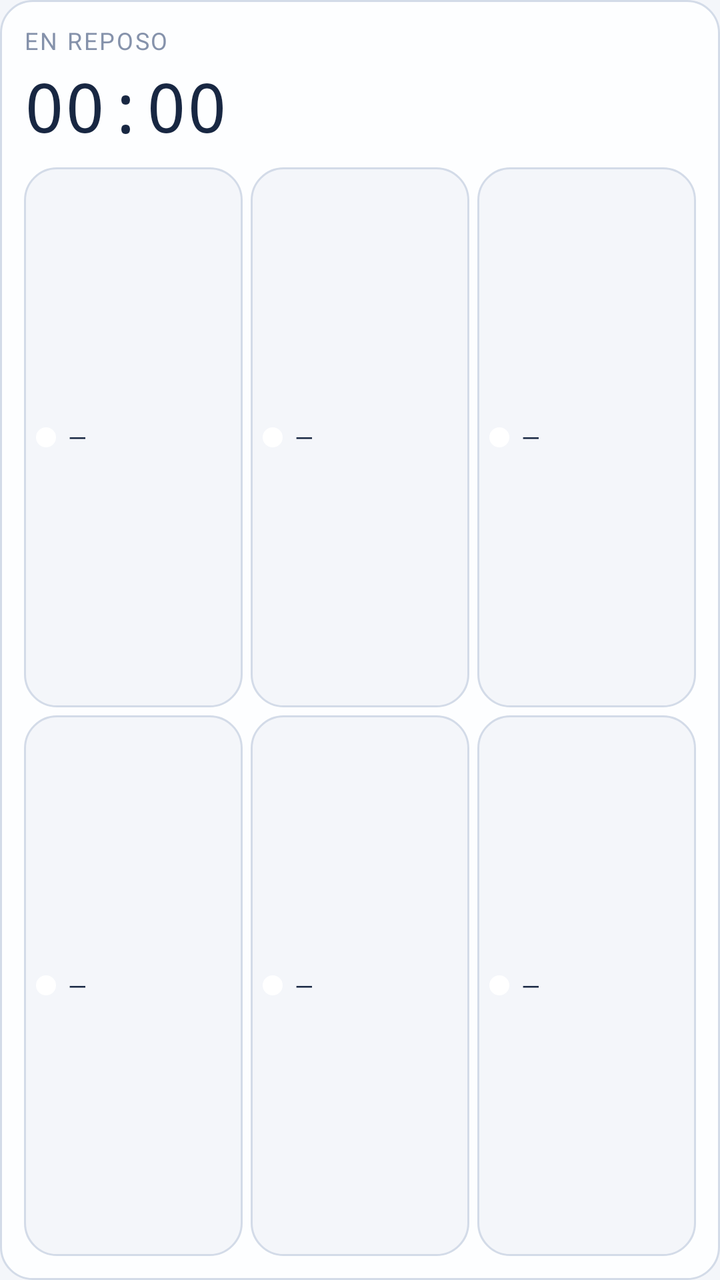
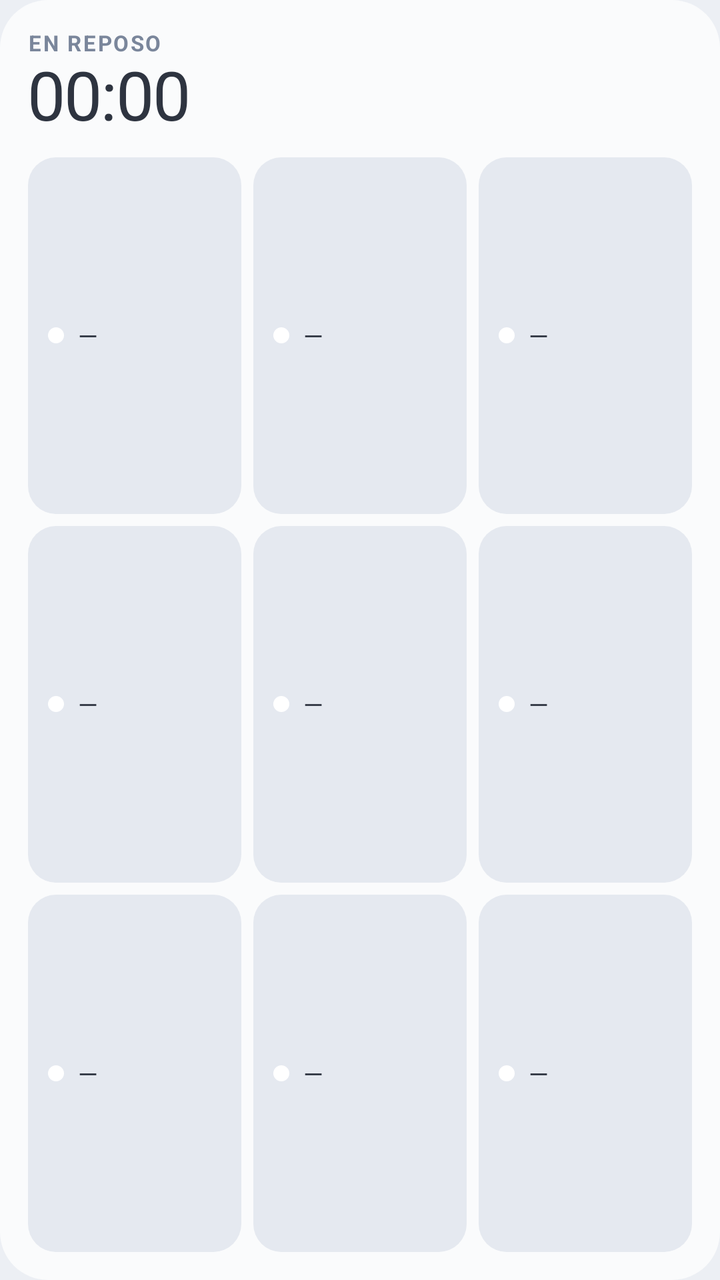

Screens rendered from an Android XML layout before and after an edit, with the pre-edit source and the edit as a unified diff.
<!-- AndroidManifest.xml: application theme Theme.Bitacora -->
<!-- res/layout/widget.xml -->
<?xml version="1.0" encoding="utf-8"?>
<LinearLayout xmlns:android="http://schemas.android.com/apk/res/android"
    android:id="@+id/w_root"
    android:layout_width="match_parent"
    android:layout_height="match_parent"
    android:orientation="vertical"
    android:background="@drawable/widget_bg"
    android:padding="12dp">

    <TextView
        android:id="@+id/w_status"
        android:layout_width="match_parent"
        android:layout_height="wrap_content"
        android:text="En reposo"
        android:textColor="@color/muted"
        android:textSize="12sp"
        android:letterSpacing="0.08"
        android:textAllCaps="true" />

    <LinearLayout
        android:layout_width="match_parent"
        android:layout_height="wrap_content"
        android:orientation="horizontal"
        android:gravity="center_vertical"
        android:layout_marginTop="2dp">

        <Chronometer
            android:id="@+id/w_chrono"
            android:layout_width="0dp"
            android:layout_height="wrap_content"
            android:layout_weight="1"
            android:text="00:00"
            android:textColor="@color/ink"
            android:textSize="34sp"
            android:fontFamily="monospace" />

        <TextView
            android:id="@+id/w_pause"
            android:layout_width="wrap_content"
            android:layout_height="wrap_content"
            android:text="Pausar"
            android:textColor="@color/ink"
            android:textSize="14sp"
            android:textStyle="bold"
            android:background="@drawable/chip"
            android:paddingLeft="14dp"
            android:paddingRight="14dp"
            android:paddingTop="9dp"
            android:paddingBottom="9dp"
            android:layout_marginEnd="6dp"
            android:visibility="gone" />

        <TextView
            android:id="@+id/w_stop"
            android:layout_width="wrap_content"
            android:layout_height="wrap_content"
            android:text="Parar"
            android:textColor="@color/live"
            android:textSize="14sp"
            android:textStyle="bold"
            android:background="@drawable/chip"
            android:paddingLeft="14dp"
            android:paddingRight="14dp"
            android:paddingTop="9dp"
            android:paddingBottom="9dp"
            android:visibility="gone" />
    </LinearLayout>

    

    <LinearLayout
        android:baselineAligned="false"
        android:id="@+id/w_row1"
        android:layout_width="match_parent"
        android:layout_height="0dp"
        android:layout_weight="1"
        android:orientation="horizontal"
        android:layout_marginTop="8dp">

        <LinearLayout
            android:id="@+id/w_slot0"
            android:layout_width="0dp"
            android:layout_height="match_parent"
            android:layout_weight="1"
            android:layout_marginEnd="4dp"
            android:orientation="horizontal"
            android:gravity="center_vertical"
            android:background="@drawable/chip"
            android:padding="6dp">
            <ImageView android:id="@+id/w_icon0" android:layout_width="10dp" android:layout_height="10dp"
                android:layout_marginEnd="6dp" android:src="@drawable/dot" />
            <TextView android:id="@+id/w_name0" android:layout_width="0dp" android:layout_height="wrap_content"
                android:layout_weight="1" android:textColor="@color/ink" android:textSize="12sp"
                android:maxLines="2" android:ellipsize="end" android:text="—" />
        </LinearLayout>

        <LinearLayout
            android:id="@+id/w_slot1"
            android:layout_width="0dp"
            android:layout_height="match_parent"
            android:layout_weight="1"
            android:layout_marginEnd="4dp"
            android:orientation="horizontal"
            android:gravity="center_vertical"
            android:background="@drawable/chip"
            android:padding="6dp">
            <ImageView android:id="@+id/w_icon1" android:layout_width="10dp" android:layout_height="10dp"
                android:layout_marginEnd="6dp" android:src="@drawable/dot" />
            <TextView android:id="@+id/w_name1" android:layout_width="0dp" android:layout_height="wrap_content"
                android:layout_weight="1" android:textColor="@color/ink" android:textSize="12sp"
                android:maxLines="2" android:ellipsize="end" android:text="—" />
        </LinearLayout>

        <LinearLayout
            android:id="@+id/w_slot2"
            android:layout_width="0dp"
            android:layout_height="match_parent"
            android:layout_weight="1"
            android:orientation="horizontal"
            android:gravity="center_vertical"
            android:background="@drawable/chip"
            android:padding="6dp">
            <ImageView android:id="@+id/w_icon2" android:layout_width="10dp" android:layout_height="10dp"
                android:layout_marginEnd="6dp" android:src="@drawable/dot" />
            <TextView android:id="@+id/w_name2" android:layout_width="0dp" android:layout_height="wrap_content"
                android:layout_weight="1" android:textColor="@color/ink" android:textSize="12sp"
                android:maxLines="2" android:ellipsize="end" android:text="—" />
        </LinearLayout>
    </LinearLayout>

    <LinearLayout
        android:baselineAligned="false"
        android:id="@+id/w_row2"
        android:layout_width="match_parent"
        android:layout_height="0dp"
        android:layout_weight="1"
        android:orientation="horizontal"
        android:layout_marginTop="4dp">

        <LinearLayout
            android:id="@+id/w_slot3"
            android:layout_width="0dp"
            android:layout_height="match_parent"
            android:layout_weight="1"
            android:layout_marginEnd="4dp"
            android:orientation="horizontal"
            android:gravity="center_vertical"
            android:background="@drawable/chip"
            android:padding="6dp">
            <ImageView android:id="@+id/w_icon3" android:layout_width="10dp" android:layout_height="10dp"
                android:layout_marginEnd="6dp" android:src="@drawable/dot" />
            <TextView android:id="@+id/w_name3" android:layout_width="0dp" android:layout_height="wrap_content"
                android:layout_weight="1" android:textColor="@color/ink" android:textSize="12sp"
                android:maxLines="2" android:ellipsize="end" android:text="—" />
        </LinearLayout>

        <LinearLayout
            android:id="@+id/w_slot4"
            android:layout_width="0dp"
            android:layout_height="match_parent"
            android:layout_weight="1"
            android:layout_marginEnd="4dp"
            android:orientation="horizontal"
            android:gravity="center_vertical"
            android:background="@drawable/chip"
            android:padding="6dp">
            <ImageView android:id="@+id/w_icon4" android:layout_width="10dp" android:layout_height="10dp"
                android:layout_marginEnd="6dp" android:src="@drawable/dot" />
            <TextView android:id="@+id/w_name4" android:layout_width="0dp" android:layout_height="wrap_content"
                android:layout_weight="1" android:textColor="@color/ink" android:textSize="12sp"
                android:maxLines="2" android:ellipsize="end" android:text="—" />
        </LinearLayout>

        <LinearLayout
            android:id="@+id/w_slot5"
            android:layout_width="0dp"
            android:layout_height="match_parent"
            android:layout_weight="1"
            android:orientation="horizontal"
            android:gravity="center_vertical"
            android:background="@drawable/chip"
            android:padding="6dp">
            <ImageView android:id="@+id/w_icon5" android:layout_width="10dp" android:layout_height="10dp"
                android:layout_marginEnd="6dp" android:src="@drawable/dot" />
            <TextView android:id="@+id/w_name5" android:layout_width="0dp" android:layout_height="wrap_content"
                android:layout_weight="1" android:textColor="@color/ink" android:textSize="12sp"
                android:maxLines="2" android:ellipsize="end" android:text="—" />
        </LinearLayout>
    </LinearLayout>

    <LinearLayout
        android:baselineAligned="false"
        android:id="@+id/w_row3"
        android:layout_width="match_parent"
        android:layout_height="0dp"
        android:layout_weight="1"
        android:orientation="horizontal"
        android:layout_marginTop="4dp"
        android:visibility="gone">

        <LinearLayout
            android:id="@+id/w_slot6"
            android:layout_width="0dp"
            android:layout_height="match_parent"
            android:layout_weight="1"
            android:layout_marginEnd="4dp"
            android:orientation="horizontal"
            android:gravity="center_vertical"
            android:background="@drawable/chip"
            android:padding="6dp">
            <ImageView android:id="@+id/w_icon6" android:layout_width="10dp" android:layout_height="10dp"
                android:layout_marginEnd="6dp" android:src="@drawable/dot" />
            <TextView android:id="@+id/w_name6" android:layout_width="0dp" android:layout_height="wrap_content"
                android:layout_weight="1" android:textColor="@color/ink" android:textSize="12sp"
                android:maxLines="2" android:ellipsize="end" android:text="—" />
        </LinearLayout>

        <LinearLayout
            android:id="@+id/w_slot7"
            android:layout_width="0dp"
            android:layout_height="match_parent"
            android:layout_weight="1"
            android:layout_marginEnd="4dp"
            android:orientation="horizontal"
            android:gravity="center_vertical"
            android:background="@drawable/chip"
            android:padding="6dp">
            <ImageView android:id="@+id/w_icon7" android:layout_width="10dp" android:layout_height="10dp"
                android:layout_marginEnd="6dp" android:src="@drawable/dot" />
            <TextView android:id="@+id/w_name7" android:layout_width="0dp" android:layout_height="wrap_content"
                android:layout_weight="1" android:textColor="@color/ink" android:textSize="12sp"
                android:maxLines="2" android:ellipsize="end" android:text="—" />
        </LinearLayout>

        <LinearLayout
            android:id="@+id/w_slot8"
            android:layout_width="0dp"
            android:layout_height="match_parent"
            android:layout_weight="1"
            android:orientation="horizontal"
            android:gravity="center_vertical"
            android:background="@drawable/chip"
            android:padding="6dp">
            <ImageView android:id="@+id/w_icon8" android:layout_width="10dp" android:layout_height="10dp"
                android:layout_marginEnd="6dp" android:src="@drawable/dot" />
            <TextView android:id="@+id/w_name8" android:layout_width="0dp" android:layout_height="wrap_content"
                android:layout_weight="1" android:textColor="@color/ink" android:textSize="12sp"
                android:maxLines="2" android:ellipsize="end" android:text="—" />
        </LinearLayout>
    </LinearLayout>

    <TextView
        android:id="@+id/w_more"
        android:layout_width="match_parent"
        android:layout_height="wrap_content"
        android:layout_marginTop="6dp"
        android:gravity="center"
        android:text=""
        android:textColor="@color/muted"
        android:textSize="10sp"
        android:visibility="gone" />
</LinearLayout>
<!-- resources referenced by this layout -->
<resources>
  <color name="ink">#FF182742</color>
  <color name="live">#FF1C74C9</color>
  <color name="muted">#FF8592AB</color>
  <!-- drawable chip (drawable) -->
  <?xml version="1.0" encoding="utf-8"?>
  <shape xmlns:android="http://schemas.android.com/apk/res/android"
      android:shape="rectangle">
      <solid android:color="@color/paper" />
      <corners android:radius="16dp" />
      <stroke android:width="1dp" android:color="@color/line" />
  </shape>
  <!-- drawable dot (drawable) -->
  <?xml version="1.0" encoding="utf-8"?>
  <shape xmlns:android="http://schemas.android.com/apk/res/android"
      android:shape="oval">
      <solid android:color="#FFFFFF" />
  </shape>
  <!-- drawable widget_bg (drawable) -->
  <?xml version="1.0" encoding="utf-8"?>
  <shape xmlns:android="http://schemas.android.com/apk/res/android"
      android:shape="rectangle">
      <solid android:color="@color/card" />
      <corners android:radius="16dp" />
      <stroke android:width="1dp" android:color="@color/line" />
  </shape>
  <style name="Theme.Bitacora" parent="Theme.AppCompat.Light.NoActionBar">
          <item name="android:windowBackground">@color/paper</item>
          <item name="colorPrimary">@color/indigo</item>
          <item name="colorAccent">@color/indigo</item>
      </style>
  <color name="paper">#FFF4F6FA</color>
  <color name="line">#FFD3DBE8</color>
  <color name="card">#FFFDFEFF</color>
  <color name="indigo">#FF2F4B8F</color>
</resources>

<!-- the commit's change to res/layout/widget.xml (unified diff, before → after) -->
@@ -5,64 +5,72 @@
     android:layout_height="match_parent"
     android:orientation="vertical"
     android:background="@drawable/widget_bg"
-    android:padding="12dp">
-
-    <TextView
-        android:id="@+id/w_status"
+    android:padding="14dp">
+
+    <LinearLayout
         android:layout_width="match_parent"
         android:layout_height="wrap_content"
-        android:text="En reposo"
-        android:textColor="@color/muted"
-        android:textSize="12sp"
-        android:letterSpacing="0.08"
-        android:textAllCaps="true" />
-
-    <LinearLayout
-        android:layout_width="match_parent"
-        android:layout_height="wrap_content"
-        android:orientation="horizontal"
-        android:gravity="center_vertical"
-        android:layout_marginTop="2dp">
-
-        <Chronometer
-            android:id="@+id/w_chrono"
+        android:orientation="horizontal"
+        android:gravity="center_vertical">
+
+        <LinearLayout
             android:layout_width="0dp"
             android:layout_height="wrap_content"
             android:layout_weight="1"
-            android:text="00:00"
-            android:textColor="@color/ink"
-            android:textSize="34sp"
-            android:fontFamily="monospace" />
+            android:orientation="vertical">
+
+            <TextView
+                android:id="@+id/w_status"
+                android:layout_width="match_parent"
+                android:layout_height="wrap_content"
+                android:text="En reposo"
+                android:textColor="@color/muted"
+                android:textSize="11sp"
+                android:textStyle="bold"
+                android:letterSpacing="0.08"
+                android:textAllCaps="true"
+                android:maxLines="1"
+                android:ellipsize="end" />
+
+            <Chronometer
+                android:id="@+id/w_chrono"
+                android:layout_width="wrap_content"
+                android:layout_height="wrap_content"
+                android:text="00:00"
+                android:textColor="@color/ink"
+                android:textSize="34sp"
+                android:fontFeatureSettings="tnum"
+                android:letterSpacing="-0.02"
+                android:includeFontPadding="false" />
+        </LinearLayout>
 
         <TextView
             android:id="@+id/w_pause"
             android:layout_width="wrap_content"
-            android:layout_height="wrap_content"
+            android:layout_height="40dp"
+            android:gravity="center"
             android:text="Pausar"
+            android:textColor="@color/onAccent"
+            android:textSize="14sp"
+            android:textStyle="bold"
+            android:background="@drawable/w_btn_primary"
+            android:paddingLeft="16dp"
+            android:paddingRight="16dp"
+            android:layout_marginEnd="6dp"
+            android:visibility="gone" />
+
+        <TextView
+            android:id="@+id/w_stop"
+            android:layout_width="wrap_content"
+            android:layout_height="40dp"
+            android:gravity="center"
+            android:text="Parar"
             android:textColor="@color/ink"
             android:textSize="14sp"
             android:textStyle="bold"
-            android:background="@drawable/chip"
-            android:paddingLeft="14dp"
-            android:paddingRight="14dp"
-            android:paddingTop="9dp"
-            android:paddingBottom="9dp"
-            android:layout_marginEnd="6dp"
-            android:visibility="gone" />
-
-        <TextView
-            android:id="@+id/w_stop"
-            android:layout_width="wrap_content"
-            android:layout_height="wrap_content"
-            android:text="Parar"
-            android:textColor="@color/live"
-            android:textSize="14sp"
-            android:textStyle="bold"
-            android:background="@drawable/chip"
-            android:paddingLeft="14dp"
-            android:paddingRight="14dp"
-            android:paddingTop="9dp"
-            android:paddingBottom="9dp"
+            android:background="@drawable/w_btn_tonal"
+            android:paddingLeft="16dp"
+            android:paddingRight="16dp"
             android:visibility="gone" />
     </LinearLayout>
 
@@ -74,43 +82,43 @@
         android:layout_width="match_parent"
         android:layout_height="0dp"
         android:layout_weight="1"
-        android:orientation="horizontal"
-        android:layout_marginTop="8dp">
-
+        android:minHeight="34dp"
+        android:orientation="horizontal"
+        android:layout_marginTop="10dp">
         <LinearLayout
             android:id="@+id/w_slot0"
             android:layout_width="0dp"
             android:layout_height="match_parent"
             android:layout_weight="1"
-            android:layout_marginEnd="4dp"
-            android:orientation="horizontal"
-            android:gravity="center_vertical"
-            android:background="@drawable/chip"
-            android:padding="6dp">
-            <ImageView android:id="@+id/w_icon0" android:layout_width="10dp" android:layout_height="10dp"
-                android:layout_marginEnd="6dp" android:src="@drawable/dot" />
+            android:layout_marginEnd="6dp"
+            android:orientation="horizontal"
+            android:gravity="center_vertical"
+            android:background="@drawable/chip"
+            android:paddingStart="10dp"
+            android:paddingEnd="8dp">
+            <ImageView android:id="@+id/w_icon0" android:layout_width="8dp" android:layout_height="8dp"
+                android:layout_marginEnd="7dp" android:src="@drawable/dot" />
             <TextView android:id="@+id/w_name0" android:layout_width="0dp" android:layout_height="wrap_content"
-                android:layout_weight="1" android:textColor="@color/ink" android:textSize="12sp"
-                android:maxLines="2" android:ellipsize="end" android:text="—" />
-        </LinearLayout>
-
+                android:layout_weight="1" android:textColor="@color/ink" android:textSize="12.5sp"
+                android:maxLines="1" android:ellipsize="end" android:text="—" />
+        </LinearLayout>
         <LinearLayout
             android:id="@+id/w_slot1"
             android:layout_width="0dp"
             android:layout_height="match_parent"
             android:layout_weight="1"
-            android:layout_marginEnd="4dp"
-            android:orientation="horizontal"
-            android:gravity="center_vertical"
-            android:background="@drawable/chip"
-            android:padding="6dp">
-            <ImageView android:id="@+id/w_icon1" android:layout_width="10dp" android:layout_height="10dp"
-                android:layout_marginEnd="6dp" android:src="@drawable/dot" />
+            android:layout_marginEnd="6dp"
+            android:orientation="horizontal"
+            android:gravity="center_vertical"
+            android:background="@drawable/chip"
+            android:paddingStart="10dp"
+            android:paddingEnd="8dp">
+            <ImageView android:id="@+id/w_icon1" android:layout_width="8dp" android:layout_height="8dp"
+                android:layout_marginEnd="7dp" android:src="@drawable/dot" />
             <TextView android:id="@+id/w_name1" android:layout_width="0dp" android:layout_height="wrap_content"
-                android:layout_weight="1" android:textColor="@color/ink" android:textSize="12sp"
-                android:maxLines="2" android:ellipsize="end" android:text="—" />
-        </LinearLayout>
-
+                android:layout_weight="1" android:textColor="@color/ink" android:textSize="12.5sp"
+                android:maxLines="1" android:ellipsize="end" android:text="—" />
+        </LinearLayout>
         <LinearLayout
             android:id="@+id/w_slot2"
             android:layout_width="0dp"
@@ -119,12 +127,13 @@
             android:orientation="horizontal"
             android:gravity="center_vertical"
             android:background="@drawable/chip"
-            android:padding="6dp">
-            <ImageView android:id="@+id/w_icon2" android:layout_width="10dp" android:layout_height="10dp"
-                android:layout_marginEnd="6dp" android:src="@drawable/dot" />
+            android:paddingStart="10dp"
+            android:paddingEnd="8dp">
+            <ImageView android:id="@+id/w_icon2" android:layout_width="8dp" android:layout_height="8dp"
+                android:layout_marginEnd="7dp" android:src="@drawable/dot" />
             <TextView android:id="@+id/w_name2" android:layout_width="0dp" android:layout_height="wrap_content"
-                android:layout_weight="1" android:textColor="@color/ink" android:textSize="12sp"
-                android:maxLines="2" android:ellipsize="end" android:text="—" />
+                android:layout_weight="1" android:textColor="@color/ink" android:textSize="12.5sp"
+                android:maxLines="1" android:ellipsize="end" android:text="—" />
         </LinearLayout>
     </LinearLayout>
 
@@ -134,43 +143,43 @@
         android:layout_width="match_parent"
         android:layout_height="0dp"
         android:layout_weight="1"
-        android:orientation="horizontal"
-        android:layout_marginTop="4dp">
-
+        android:minHeight="34dp"
+        android:orientation="horizontal"
+        android:layout_marginTop="6dp">
         <LinearLayout
             android:id="@+id/w_slot3"
             android:layout_width="0dp"
             android:layout_height="match_parent"
             android:layout_weight="1"
-            android:layout_marginEnd="4dp"
-            android:orientation="horizontal"
-            android:gravity="center_vertical"
-            android:background="@drawable/chip"
-            android:padding="6dp">
-            <ImageView android:id="@+id/w_icon3" android:layout_width="10dp" android:layout_height="10dp"
-                android:layout_marginEnd="6dp" android:src="@drawable/dot" />
+            android:layout_marginEnd="6dp"
+            android:orientation="horizontal"
+            android:gravity="center_vertical"
+            android:background="@drawable/chip"
+            android:paddingStart="10dp"
+            android:paddingEnd="8dp">
+            <ImageView android:id="@+id/w_icon3" android:layout_width="8dp" android:layout_height="8dp"
+                android:layout_marginEnd="7dp" android:src="@drawable/dot" />
             <TextView android:id="@+id/w_name3" android:layout_width="0dp" android:layout_height="wrap_content"
-                android:layout_weight="1" android:textColor="@color/ink" android:textSize="12sp"
-                android:maxLines="2" android:ellipsize="end" android:text="—" />
-        </LinearLayout>
-
+                android:layout_weight="1" android:textColor="@color/ink" android:textSize="12.5sp"
+                android:maxLines="1" android:ellipsize="end" android:text="—" />
+        </LinearLayout>
         <LinearLayout
             android:id="@+id/w_slot4"
             android:layout_width="0dp"
             android:layout_height="match_parent"
             android:layout_weight="1"
-            android:layout_marginEnd="4dp"
-            android:orientation="horizontal"
-            android:gravity="center_vertical"
-            android:background="@drawable/chip"
-            android:padding="6dp">
-            <ImageView android:id="@+id/w_icon4" android:layout_width="10dp" android:layout_height="10dp"
-                android:layout_marginEnd="6dp" android:src="@drawable/dot" />
+            android:layout_marginEnd="6dp"
+            android:orientation="horizontal"
+            android:gravity="center_vertical"
+            android:background="@drawable/chip"
+            android:paddingStart="10dp"
+            android:paddingEnd="8dp">
+            <ImageView android:id="@+id/w_icon4" android:layout_width="8dp" android:layout_height="8dp"
+                android:layout_marginEnd="7dp" android:src="@drawable/dot" />
             <TextView android:id="@+id/w_name4" android:layout_width="0dp" android:layout_height="wrap_content"
-                android:layout_weight="1" android:textColor="@color/ink" android:textSize="12sp"
-                android:maxLines="2" android:ellipsize="end" android:text="—" />
-        </LinearLayout>
-
+                android:layout_weight="1" android:textColor="@color/ink" android:textSize="12.5sp"
+                android:maxLines="1" android:ellipsize="end" android:text="—" />
+        </LinearLayout>
         <LinearLayout
             android:id="@+id/w_slot5"
             android:layout_width="0dp"
@@ -179,12 +188,13 @@
             android:orientation="horizontal"
             android:gravity="center_vertical"
             android:background="@drawable/chip"
-            android:padding="6dp">
-            <ImageView android:id="@+id/w_icon5" android:layout_width="10dp" android:layout_height="10dp"
-                android:layout_marginEnd="6dp" android:src="@drawable/dot" />
+            android:paddingStart="10dp"
+            android:paddingEnd="8dp">
+            <ImageView android:id="@+id/w_icon5" android:layout_width="8dp" android:layout_height="8dp"
+                android:layout_marginEnd="7dp" android:src="@drawable/dot" />
             <TextView android:id="@+id/w_name5" android:layout_width="0dp" android:layout_height="wrap_content"
-                android:layout_weight="1" android:textColor="@color/ink" android:textSize="12sp"
-                android:maxLines="2" android:ellipsize="end" android:text="—" />
+                android:layout_weight="1" android:textColor="@color/ink" android:textSize="12.5sp"
+                android:maxLines="1" android:ellipsize="end" android:text="—" />
         </LinearLayout>
     </LinearLayout>
 
@@ -194,44 +204,43 @@
         android:layout_width="match_parent"
         android:layout_height="0dp"
         android:layout_weight="1"
-        android:orientation="horizontal"
-        android:layout_marginTop="4dp"
-        android:visibility="gone">
-
+        android:minHeight="34dp"
+        android:orientation="horizontal"
+        android:layout_marginTop="6dp">
         <LinearLayout
             android:id="@+id/w_slot6"
             android:layout_width="0dp"
             android:layout_height="match_parent"
             android:layout_weight="1"
-            android:layout_marginEnd="4dp"
-            android:orientation="horizontal"
-            android:gravity="center_vertical"
-            android:background="@drawable/chip"
-            android:padding="6dp">
-            <ImageView android:id="@+id/w_icon6" android:layout_width="10dp" android:layout_height="10dp"
-                android:layout_marginEnd="6dp" android:src="@drawable/dot" />
+            android:layout_marginEnd="6dp"
+            android:orientation="horizontal"
+            android:gravity="center_vertical"
+            android:background="@drawable/chip"
+            android:paddingStart="10dp"
+            android:paddingEnd="8dp">
+            <ImageView android:id="@+id/w_icon6" android:layout_width="8dp" android:layout_height="8dp"
+                android:layout_marginEnd="7dp" android:src="@drawable/dot" />
             <TextView android:id="@+id/w_name6" android:layout_width="0dp" android:layout_height="wrap_content"
-                android:layout_weight="1" android:textColor="@color/ink" android:textSize="12sp"
-                android:maxLines="2" android:ellipsize="end" android:text="—" />
-        </LinearLayout>
-
+                android:layout_weight="1" android:textColor="@color/ink" android:textSize="12.5sp"
+                android:maxLines="1" android:ellipsize="end" android:text="—" />
+        </LinearLayout>
         <LinearLayout
             android:id="@+id/w_slot7"
             android:layout_width="0dp"
             android:layout_height="match_parent"
             android:layout_weight="1"
-            android:layout_marginEnd="4dp"
-            android:orientation="horizontal"
-            android:gravity="center_vertical"
-            android:background="@drawable/chip"
-            android:padding="6dp">
-            <ImageView android:id="@+id/w_icon7" android:layout_width="10dp" android:layout_height="10dp"
-                android:layout_marginEnd="6dp" android:src="@drawable/dot" />
+            android:layout_marginEnd="6dp"
+            android:orientation="horizontal"
+            android:gravity="center_vertical"
+            android:background="@drawable/chip"
+            android:paddingStart="10dp"
+            android:paddingEnd="8dp">
+            <ImageView android:id="@+id/w_icon7" android:layout_width="8dp" android:layout_height="8dp"
+                android:layout_marginEnd="7dp" android:src="@drawable/dot" />
             <TextView android:id="@+id/w_name7" android:layout_width="0dp" android:layout_height="wrap_content"
-                android:layout_weight="1" android:textColor="@color/ink" android:textSize="12sp"
-                android:maxLines="2" android:ellipsize="end" android:text="—" />
-        </LinearLayout>
-
+                android:layout_weight="1" android:textColor="@color/ink" android:textSize="12.5sp"
+                android:maxLines="1" android:ellipsize="end" android:text="—" />
+        </LinearLayout>
         <LinearLayout
             android:id="@+id/w_slot8"
             android:layout_width="0dp"
@@ -240,12 +249,13 @@
             android:orientation="horizontal"
             android:gravity="center_vertical"
             android:background="@drawable/chip"
-            android:padding="6dp">
-            <ImageView android:id="@+id/w_icon8" android:layout_width="10dp" android:layout_height="10dp"
-                android:layout_marginEnd="6dp" android:src="@drawable/dot" />
+            android:paddingStart="10dp"
+            android:paddingEnd="8dp">
+            <ImageView android:id="@+id/w_icon8" android:layout_width="8dp" android:layout_height="8dp"
+                android:layout_marginEnd="7dp" android:src="@drawable/dot" />
             <TextView android:id="@+id/w_name8" android:layout_width="0dp" android:layout_height="wrap_content"
-                android:layout_weight="1" android:textColor="@color/ink" android:textSize="12sp"
-                android:maxLines="2" android:ellipsize="end" android:text="—" />
+                android:layout_weight="1" android:textColor="@color/ink" android:textSize="12.5sp"
+                android:maxLines="1" android:ellipsize="end" android:text="—" />
         </LinearLayout>
     </LinearLayout>
 
@@ -257,6 +267,6 @@
         android:gravity="center"
         android:text=""
         android:textColor="@color/muted"
-        android:textSize="10sp"
+        android:textSize="11sp"
         android:visibility="gone" />
 </LinearLayout>
<!-- resource entries referenced after the edit -->
@@ -1,15 +1,14 @@
 <!-- resources referenced by this layout -->
 <resources>
-  <color name="ink">#FF182742</color>
-  <color name="live">#FF1C74C9</color>
-  <color name="muted">#FF8592AB</color>
+  <color name="ink">#FF2E3440</color>
+  <color name="muted">#FF7A869B</color>
+  <color name="onAccent">#FFFFFFFF</color>
   <!-- drawable chip (drawable) -->
   <?xml version="1.0" encoding="utf-8"?>
   <shape xmlns:android="http://schemas.android.com/apk/res/android"
       android:shape="rectangle">
-      <solid android:color="@color/paper" />
-      <corners android:radius="16dp" />
-      <stroke android:width="1dp" android:color="@color/line" />
+      <solid android:color="@color/surface2" />
+      <corners android:radius="14dp" />
   </shape>
   <!-- drawable dot (drawable) -->
   <?xml version="1.0" encoding="utf-8"?>
@@ -17,22 +16,40 @@
       android:shape="oval">
       <solid android:color="#FFFFFF" />
   </shape>
+  <!-- drawable w_btn_primary (drawable) -->
+  <?xml version="1.0" encoding="utf-8"?>
+  <shape xmlns:android="http://schemas.android.com/apk/res/android"
+      android:shape="rectangle">
+      <solid android:color="@color/indigo" />
+      <corners android:radius="20dp" />
+  </shape>
+  <!-- drawable w_btn_tonal (drawable) -->
+  <?xml version="1.0" encoding="utf-8"?>
+  <shape xmlns:android="http://schemas.android.com/apk/res/android"
+      android:shape="rectangle">
+      <solid android:color="@color/surface2" />
+      <corners android:radius="20dp" />
+  </shape>
   <!-- drawable widget_bg (drawable) -->
   <?xml version="1.0" encoding="utf-8"?>
   <shape xmlns:android="http://schemas.android.com/apk/res/android"
       android:shape="rectangle">
       <solid android:color="@color/card" />
-      <corners android:radius="16dp" />
-      <stroke android:width="1dp" android:color="@color/line" />
+      <corners android:radius="24dp" />
   </shape>
   <style name="Theme.Bitacora" parent="Theme.AppCompat.Light.NoActionBar">
           <item name="android:windowBackground">@color/paper</item>
           <item name="colorPrimary">@color/indigo</item>
           <item name="colorAccent">@color/indigo</item>
+          
+          <item name="android:statusBarColor">@color/paper</item>
+          <item name="android:windowLightStatusBar">true</item>
+          <item name="android:navigationBarColor">@color/paper</item>
+          <item name="android:windowLightNavigationBar" tools:targetApi="27">true</item>
       </style>
-  <color name="paper">#FFF4F6FA</color>
-  <color name="line">#FFD3DBE8</color>
-  <color name="card">#FFFDFEFF</color>
-  <color name="indigo">#FF2F4B8F</color>
+  <color name="surface2">#FFE5E9F0</color>
+  <color name="paper">#FFECEFF4</color>
+  <color name="card">#FFFAFBFC</color>
+  <color name="indigo">#FF5E81AC</color>
 </resources>
 
